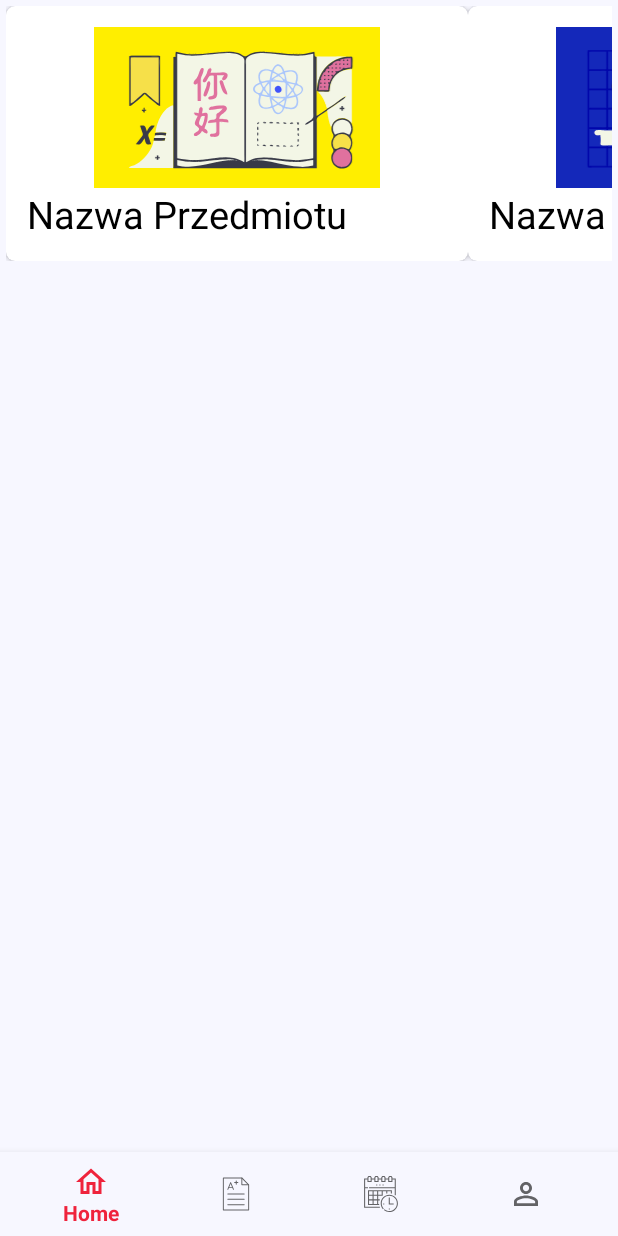
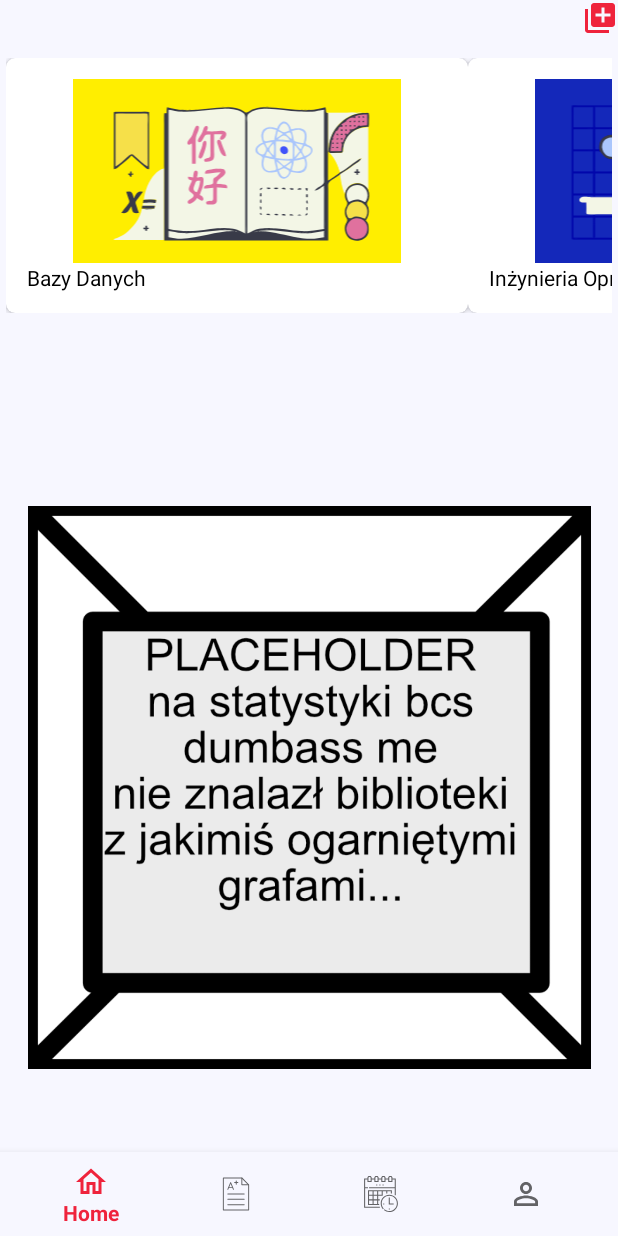
Before and after one commit to KZacc98/PPSMApp, an Android app: the screen it shows after launch (MainActivity), on a phone screen of 412 x 824 dp. Run offline under Robolectric (Android 15) with nearby library versions, the phone set to English and light mode, and no system bars.

Commit message:
Groundwork pod dodawanie kart, wyświetlanie ocen, i inne shiety o których zapomniałem cuz this bith right here messy and forgettin stuff

```diff
--- a/app/src/main/java/com/example/studstacctraccv10nonandroidx/HomeFragment.java
+++ b/app/src/main/java/com/example/studstacctraccv10nonandroidx/HomeFragment.java
@@ -10,15 +10,18 @@ import androidx.recyclerview.widget.RecyclerView;
 import android.view.LayoutInflater;
 import android.view.View;
 import android.view.ViewGroup;
+import android.widget.ImageButton;
 
 
 import java.util.ArrayList;
 
-public class HomeFragment extends Fragment {
+public class HomeFragment extends Fragment implements ExampleDialog.ExampleDialogListener {
 
     private RecyclerView mRecyclerView;
     private ExampleAdapter mAdapter;
     private RecyclerView.LayoutManager mLayoutManager;
+    private ImageButton buttonAdd;
+
 
 
     @Nullable
@@ -27,20 +30,27 @@ public class HomeFragment extends Fragment {
 
         //Karty przedmiotów hopefully pobierane z serwera...
         ArrayList<ExampleItem> exampleList= new ArrayList<>();
-        exampleList.add(new ExampleItem(R.drawable.ic_card1,"Nazwa Przedmiotu"));
-        exampleList.add(new ExampleItem(R.drawable.ic_card2,"Nazwa Przedmiotu2"));
-        exampleList.add(new ExampleItem(R.drawable.ic_card3,"Nazwa Przedmiotu3"));
-        exampleList.add(new ExampleItem(R.drawable.ic_card1,"Nazwa Przedmiotu"));
-        exampleList.add(new ExampleItem(R.drawable.ic_card2,"Nazwa Przedmiotu2"));
-        exampleList.add(new ExampleItem(R.drawable.ic_card3,"Nazwa Przedmiotu3"));
-        exampleList.add(new ExampleItem(R.drawable.ic_card1,"Nazwa Przedmiotu"));
-        exampleList.add(new ExampleItem(R.drawable.ic_card2,"Nazwa Przedmiotu2"));
-        exampleList.add(new ExampleItem(R.drawable.ic_card3,"Nazwa Przedmiotu3"));
+        exampleList.add(new ExampleItem(R.drawable.ic_card1,"Bazy Danych"));
+        exampleList.add(new ExampleItem(R.drawable.ic_card2,"Inżynieria Oprogramowania"));
+        exampleList.add(new ExampleItem(R.drawable.ic_card3,"Języki i systemy sztucznej inteligencji"));
+        exampleList.add(new ExampleItem(R.drawable.ic_card1,"Lektorat języka Angielskiego"));
+        exampleList.add(new ExampleItem(R.drawable.ic_card2,"Podstawy Programowania Systemów Mobilnych"));
+        exampleList.add(new ExampleItem(R.drawable.ic_card3,"Programowanie Systemów mobilnych"));
+        exampleList.add(new ExampleItem(R.drawable.ic_card1,"Programowanie UI"));
+        exampleList.add(new ExampleItem(R.drawable.ic_card2,"Techniki Kompilacji"));
+        exampleList.add(new ExampleItem(R.drawable.ic_card3,"Technologie obiektowe i komponentowe"));
 
         View view = inflater.inflate(R.layout.fragment_home, container, false);
 
         buildRecyclerView(view,exampleList);
 
+        buttonAdd= view.findViewById(R.id.imageButton);
+        buttonAdd.setOnClickListener(new View.OnClickListener() {
+            @Override
+            public void onClick(View v) {
+                openDialog();
+            }
+        });
 
         //onclick and stuff
         mAdapter.setOnItemClickListener(new ExampleAdapter.OnItemClickListener() {
@@ -58,6 +68,13 @@ public class HomeFragment extends Fragment {
 
     }
 
+    public void openDialog(){
+        ExampleDialog exampleDialog=new ExampleDialog();
+        exampleDialog.show(getFragmentManager(),"example dialog");
+
+
+    }
+
     public void buildRecyclerView(View view,ArrayList<ExampleItem> list){
         //BUILD RECYCLERVIEW
         mRecyclerView=view.findViewById(R.id.recyclerView);
@@ -69,4 +86,9 @@ public class HomeFragment extends Fragment {
         mRecyclerView.setAdapter(mAdapter);
 
     }
+
+    @Override
+    public void ApplyText(String className, String profName, int ects) {
+        text
+    }
 }
--- /dev/null
+++ b/app/src/main/res/drawable/ic_add_button.xml
@@ -0,0 +1,5 @@
+<vector android:height="24dp" android:tint="#EF233C"
+    android:viewportHeight="24" android:viewportWidth="24"
+    android:width="24dp" xmlns:android="http://schemas.android.com/apk/res/android">
+    <path android:fillColor="@android:color/white" android:pathData="M4,6L2,6v14c0,1.1 0.9,2 2,2h14v-2L4,20L4,6zM20,2L8,2c-1.1,0 -2,0.9 -2,2v12c0,1.1 0.9,2 2,2h12c1.1,0 2,-0.9 2,-2L22,4c0,-1.1 -0.9,-2 -2,-2zM19,11h-4v4h-2v-4L9,11L9,9h4L13,5h2v4h4v2z"/>
+</vector>
--- a/app/src/main/res/layout/example_item.xml
+++ b/app/src/main/res/layout/example_item.xml
@@ -24,7 +24,7 @@
             android:layout_width="wrap_content"
             android:layout_height="wrap_content"
             android:text="Line 1"
-            android:textSize="25sp"
+            android:textSize="14sp"
             android:textColor="@color/black"
             android:gravity="bottom"
             android:id="@+id/cardText"
--- a/app/src/main/res/layout/fragment_grades.xml
+++ b/app/src/main/res/layout/fragment_grades.xml
@@ -1,12 +1,10 @@
 <?xml version="1.0" encoding="utf-8"?>
-<androidx.constraintlayout.widget.ConstraintLayout
-    xmlns:android="http://schemas.android.com/apk/res/android"
+<androidx.constraintlayout.widget.ConstraintLayout xmlns:android="http://schemas.android.com/apk/res/android"
     xmlns:app="http://schemas.android.com/apk/res-auto"
     xmlns:tools="http://schemas.android.com/tools"
     android:layout_width="match_parent"
     android:layout_height="match_parent"
-    android:background="#FF0000">
-
+    android:background="#F7F7FF">
 
     <TextView
         android:id="@+id/textView"
--- a/app/src/main/res/layout/fragment_home.xml
+++ b/app/src/main/res/layout/fragment_home.xml
@@ -13,9 +13,31 @@
         android:padding="4dp"
         app:layout_constraintBottom_toBottomOf="parent"
         app:layout_constraintEnd_toEndOf="parent"
+        app:layout_constraintHorizontal_bias="0.498"
+        app:layout_constraintStart_toStartOf="parent"
+        app:layout_constraintTop_toBottomOf="@+id/imageButton"
+        app:layout_constraintVertical_bias="0.019" />
+
+    <ImageView
+        android:id="@+id/imageView"
+        android:layout_width="375dp"
+        android:layout_height="486dp"
+        app:layout_constraintBottom_toBottomOf="parent"
+        app:layout_constraintEnd_toEndOf="parent"
         app:layout_constraintStart_toStartOf="parent"
         app:layout_constraintTop_toTopOf="parent"
-        app:layout_constraintVertical_bias="0.0" />
+        app:layout_constraintVertical_bias="1.0"
+        app:srcCompat="@drawable/placeholder" />
+
+    <ImageButton
+        android:id="@+id/imageButton"
+        android:layout_width="wrap_content"
+        android:layout_height="wrap_content"
+        android:background="#F7f7ff"
+
+        app:layout_constraintEnd_toEndOf="parent"
+        app:layout_constraintTop_toTopOf="parent"
+        app:srcCompat="@drawable/ic_add_button" />
 
 
 </androidx.constraintlayout.widget.ConstraintLayout>
```
Also changed, not shown: app/src/main/java/com/example/studstacctraccv10nonandroidx/ClassStat.java (added, +39 -0 lines), app/src/main/java/com/example/studstacctraccv10nonandroidx/ExampleDialog.java (added, +68 -0 lines), app/src/main/java/com/example/studstacctraccv10nonandroidx/GradesFragment.java (+23 -0 lines), app/src/main/res/layout/layout_dialog.xml (added, +29 -0 lines), app/src/main/ic_placeholder-playstore.png (added), app/src/main/res/drawable/placeholder.png (added).
